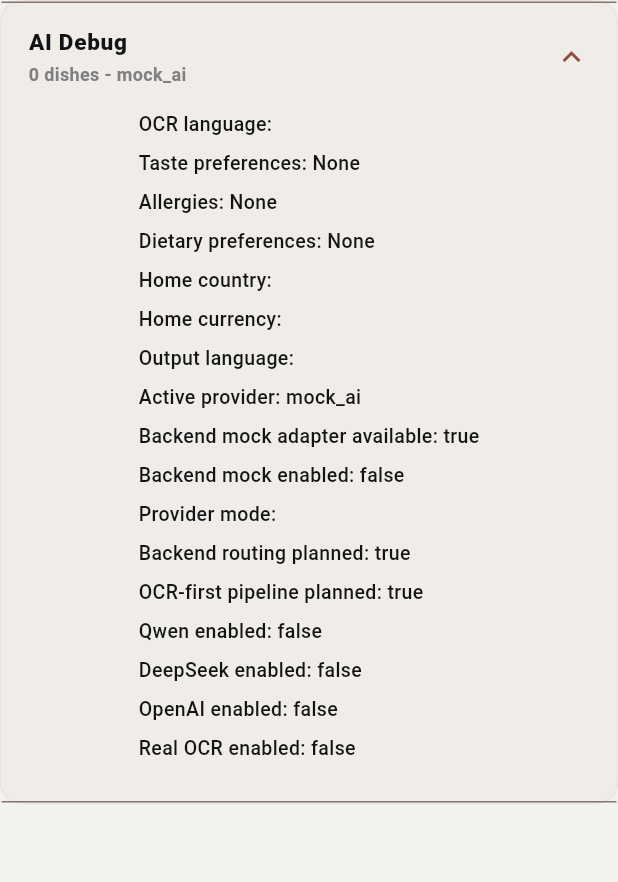
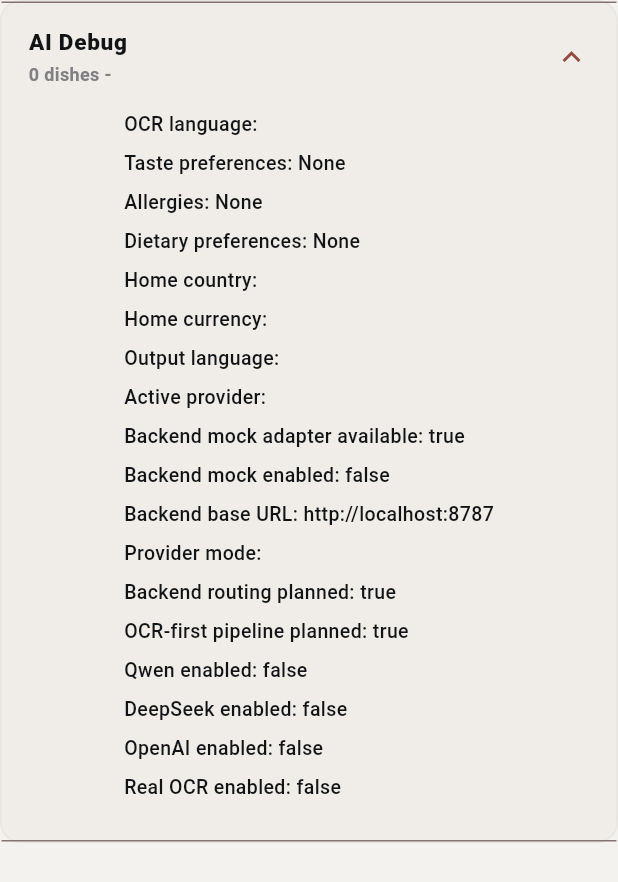
Before and after one commit to AllengWong-droid/ai-food-passport, a Flutter app: the _AiDebugSection widget shown alone on an empty page, opened directly with empty values, after a tap on "AI Debug", on a phone screen of 412 x 824 dp. Shown: the top 882 px of the screen. Run offline on Flutter 3.47's test engine with Material 3 defaults, Android fonts, the phone set to English and light mode, and no system bars; our stand-ins replace flutter_riverpod, go_router, image_picker, shared_preferences; accounts and stored records are empty; Roboto replaces fonts that are missing (Arial).

Commit message:
Add optional backend mock mode toggle

```diff
--- a/lib/features/results/presentation/screens/results_screen.dart
+++ b/lib/features/results/presentation/screens/results_screen.dart
@@ -9,6 +9,7 @@ import '../../../../app/theme/app_text_styles.dart';
 import '../../../../core/widgets/disclaimer_banner.dart';
 import '../../../../core/widgets/result_card.dart';
 import '../../../../core/widgets/section_header.dart';
+import '../../../shared/data/ai/backend_ai_config.dart';
 import '../../../shared/data/mock_repositories.dart';
 import '../../../shared/presentation/localized_result_copy.dart';
 
@@ -20,6 +21,8 @@ class ResultsScreen extends ConsumerWidget {
     final dishes = ref.watch(dishAnalysesProvider);
     final ocrResult = ref.watch(latestOcrResultProvider);
     final aiRequest = ref.watch(latestAiAnalysisRequestProvider);
+    final activeAiProvider = ref.watch(latestAiProviderLabelProvider);
+    final backendMockEnabled = ref.watch(backendMockModeProvider);
     final copy = LocalizedResultCopy(aiRequest?.outputLanguage ?? 'English');
 
     return Scaffold(
@@ -98,6 +101,8 @@ class ResultsScreen extends ConsumerWidget {
                   homeCurrency: aiRequest.userHomeCurrency,
                   outputLanguage: aiRequest.outputLanguage,
                   providerMode: aiRequest.providerMode.name,
+                  activeProvider: activeAiProvider,
+                  backendMockEnabled: backendMockEnabled,
                   dishCount: dishes.length,
                 ),
               const SizedBox(height: 18),
@@ -189,6 +194,8 @@ class _AiDebugSection extends StatelessWidget {
     required this.homeCurrency,
     required this.outputLanguage,
     required this.providerMode,
+    required this.activeProvider,
+    required this.backendMockEnabled,
     required this.dishCount,
   });
 
@@ -200,13 +207,15 @@ class _AiDebugSection extends StatelessWidget {
   final String homeCurrency;
   final String outputLanguage;
   final String providerMode;
+  final String activeProvider;
+  final bool backendMockEnabled;
   final int dishCount;
 
   @override
   Widget build(BuildContext context) {
     return _DebugExpansionPanel(
       title: 'AI Debug',
-      subtitle: '$dishCount dishes - mock_ai',
+      subtitle: '$dishCount dishes - $activeProvider',
       child: Column(
         crossAxisAlignment: CrossAxisAlignment.start,
         children: [
@@ -217,9 +226,13 @@ class _AiDebugSection extends StatelessWidget {
           _DebugLine(label: 'Home country', value: homeCountry),
           _DebugLine(label: 'Home currency', value: homeCurrency),
           _DebugLine(label: 'Output language', value: outputLanguage),
-          const _DebugLine(label: 'Active provider', value: 'mock_ai'),
+          _DebugLine(label: 'Active provider', value: activeProvider),
           const _DebugLine(label: 'Backend mock adapter available', value: 'true'),
-          const _DebugLine(label: 'Backend mock enabled', value: 'false'),
+          _DebugLine(
+            label: 'Backend mock enabled',
+            value: backendMockEnabled ? 'true' : 'false',
+          ),
+          const _DebugLine(label: 'Backend base URL', value: BackendAiConfig.baseUrl),
           _DebugLine(label: 'Provider mode', value: providerMode),
           const _DebugLine(label: 'Backend routing planned', value: 'true'),
           const _DebugLine(label: 'OCR-first pipeline planned', value: 'true'),
```
Also changed, not shown: lib/features/passport/presentation/screens/profile_screen.dart (+78 -0 lines), lib/features/scan/presentation/screens/scan_screen.dart (+12 -3 lines), lib/features/shared/data/mock_repositories.dart (+8 -0 lines).
